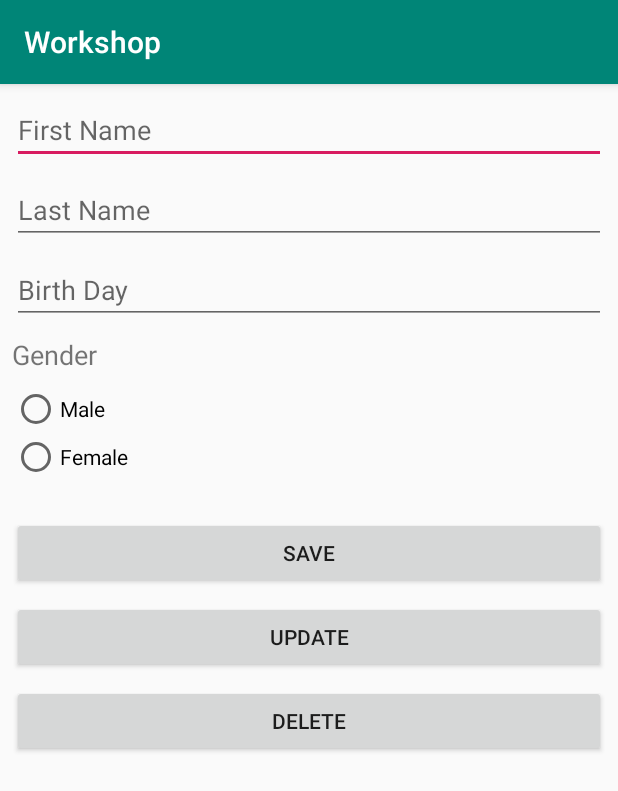
After one commit to lufimon/workshop, an Android app: the LocalAddActivity screen opened directly, with no data from a screen before it, on a phone screen of 412 x 824 dp. The commit adds this screen. Shown: the top 791 px of the screen. Run offline under Robolectric (Android 15) with nearby library versions, the phone set to English and light mode, and no system bars.

Commit message:
update project at localAddActivity

```diff
--- a/app/build.gradle
+++ b/app/build.gradle
@@ -26,7 +26,7 @@ android {
 
 dependencies {
     implementation fileTree(dir: 'libs', include: ['*.jar'])
-    implementation"org.jetbrains.kotlin:kotlin-stdlib-jdk7:$kotlin_version"
+    implementation "org.jetbrains.kotlin:kotlin-stdlib-jdk7:$kotlin_version"
     implementation 'com.android.support:appcompat-v7:28.0.0'
     implementation 'com.android.support.constraint:constraint-layout:1.1.3'
     testImplementation 'junit:junit:4.12'
--- a/app/src/main/AndroidManifest.xml
+++ b/app/src/main/AndroidManifest.xml
@@ -18,8 +18,9 @@
                 <category android:name="android.intent.category.LAUNCHER" />
             </intent-filter>
         </activity>
-        <activity android:name=".local.LocalActivity"/>
-        <activity android:name=".remote.RemoteActivity"/>
+        <activity android:name=".local.LocalActivity" />
+        <activity android:name=".remote.RemoteActivity" />
+        <activity android:name=".local.LocalAddActivity"></activity>
     </application>
 
 </manifest>
--- /dev/null
+++ b/app/src/main/java/th/co/cdgs/workshop/local/LocalAddActivity.kt
@@ -0,0 +1,13 @@
+package th.co.cdgs.workshop.local
+
+import android.support.v7.app.AppCompatActivity
+import android.os.Bundle
+import th.co.cdgs.workshop.R
+
+class LocalAddActivity : AppCompatActivity() {
+
+    override fun onCreate(savedInstanceState: Bundle?) {
+        super.onCreate(savedInstanceState)
+        setContentView(R.layout.activity_local_add)
+    }
+}
--- /dev/null
+++ b/app/src/main/res/layout/activity_local_add.xml
@@ -0,0 +1,124 @@
+<?xml version="1.0" encoding="utf-8"?>
+<android.support.constraint.ConstraintLayout xmlns:android="http://schemas.android.com/apk/res/android"
+    xmlns:app="http://schemas.android.com/apk/res-auto"
+    xmlns:tools="http://schemas.android.com/tools"
+    android:layout_width="match_parent"
+    android:layout_height="match_parent"
+    tools:context=".local.LocalAddActivity">
+
+    <EditText
+        android:id="@+id/edt_first_name"
+        android:layout_width="0dp"
+        android:layout_height="wrap_content"
+        android:layout_marginStart="8dp"
+        android:layout_marginTop="8dp"
+        android:layout_marginEnd="8dp"
+        android:ems="10"
+        android:hint="First Name"
+        android:inputType="textPersonName"
+        app:layout_constraintEnd_toEndOf="parent"
+        app:layout_constraintStart_toStartOf="parent"
+        app:layout_constraintTop_toTopOf="parent" />
+
+    <EditText
+        android:id="@+id/edt_last_name"
+        android:layout_width="0dp"
+        android:layout_height="wrap_content"
+        android:layout_marginStart="8dp"
+        android:layout_marginTop="8dp"
+        android:layout_marginEnd="8dp"
+        android:ems="10"
+        android:hint="Last Name"
+        android:inputType="textPersonName"
+        app:layout_constraintEnd_toEndOf="parent"
+        app:layout_constraintStart_toStartOf="parent"
+        app:layout_constraintTop_toBottomOf="@+id/edt_first_name" />
+
+    <EditText
+        android:id="@+id/edt_age"
+        android:layout_width="0dp"
+        android:layout_height="wrap_content"
+        android:layout_marginStart="8dp"
+        android:layout_marginTop="8dp"
+        android:layout_marginEnd="8dp"
+        android:ems="10"
+        android:focusable="false"
+        android:hint="Birth Day"
+        android:inputType="textPersonName"
+        app:layout_constraintEnd_toEndOf="parent"
+        app:layout_constraintStart_toStartOf="parent"
+        app:layout_constraintTop_toBottomOf="@+id/edt_last_name" />
+
+    <TextView
+        android:id="@+id/txt_gender_add"
+        android:layout_width="wrap_content"
+        android:layout_height="wrap_content"
+        android:layout_marginStart="8dp"
+        android:layout_marginTop="8dp"
+        android:text="Gender"
+        android:textSize="18sp"
+        app:layout_constraintStart_toStartOf="parent"
+        app:layout_constraintTop_toBottomOf="@+id/edt_age" />
+
+    <RadioGroup
+        android:id="@+id/rdg_gender"
+        android:layout_width="0dp"
+        android:layout_height="wrap_content"
+        android:layout_marginStart="8dp"
+        android:layout_marginTop="8dp"
+        android:layout_marginEnd="8dp"
+        app:layout_constraintEnd_toEndOf="parent"
+        app:layout_constraintStart_toStartOf="parent"
+        app:layout_constraintTop_toBottomOf="@+id/txt_gender_add">
+
+        <RadioButton
+            android:id="@+id/rd_male"
+            android:layout_width="match_parent"
+            android:layout_height="wrap_content"
+            android:layout_weight="1"
+            android:text="Male" />
+
+        <RadioButton
+            android:id="@+id/rd_femele"
+            android:layout_width="match_parent"
+            android:layout_height="wrap_content"
+            android:layout_weight="1"
+            android:text="Female" />
+    </RadioGroup>
+
+    <Button
+        android:id="@+id/btn_save_add"
+        android:layout_width="0dp"
+        android:layout_height="wrap_content"
+        android:layout_marginStart="8dp"
+        android:layout_marginTop="24dp"
+        android:layout_marginEnd="8dp"
+        android:text="Save"
+        app:layout_constraintEnd_toEndOf="parent"
+        app:layout_constraintStart_toStartOf="parent"
+        app:layout_constraintTop_toBottomOf="@+id/rdg_gender" />
+
+    <Button
+        android:id="@+id/btn_update"
+        android:layout_width="0dp"
+        android:layout_height="wrap_content"
+        android:layout_marginStart="8dp"
+        android:layout_marginTop="8dp"
+        android:layout_marginEnd="8dp"
+        android:text="Update"
+        app:layout_constraintEnd_toEndOf="parent"
+        app:layout_constraintStart_toStartOf="parent"
+        app:layout_constraintTop_toBottomOf="@+id/btn_save_add" />
+
+    <Button
+        android:id="@+id/btn_delete"
+        android:layout_width="0dp"
+        android:layout_height="wrap_content"
+        android:layout_marginStart="8dp"
+        android:layout_marginTop="8dp"
+        android:layout_marginEnd="8dp"
+        android:text="Delete"
+        app:layout_constraintEnd_toEndOf="parent"
+        app:layout_constraintStart_toStartOf="parent"
+        app:layout_constraintTop_toBottomOf="@+id/btn_update" />
+</android.support.constraint.ConstraintLayout>
```
Also changed, not shown: app/src/main/java/th/co/cdgs/workshop/local/LocalActivity.kt (+20 -0 lines), app/src/main/java/th/co/cdgs/workshop/local/LocalAdapter.kt (added, +30 -0 lines), app/src/main/java/th/co/cdgs/workshop/local/data/AppDatabase.kt (added, +19 -0 lines), app/src/main/java/th/co/cdgs/workshop/local/data/Person.kt (added, +14 -0 lines), app/src/main/java/th/co/cdgs/workshop/local/data/PersonDao.kt (added, +19 -0 lines), app/src/main/res/layout/activity_local.xml (+21 -5 lines).
